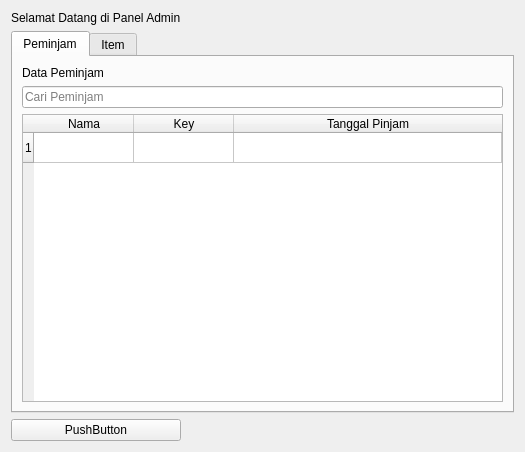
First picture: the form in Ui/admin.ui, repository vrw93/Inventory-App, before the edit.
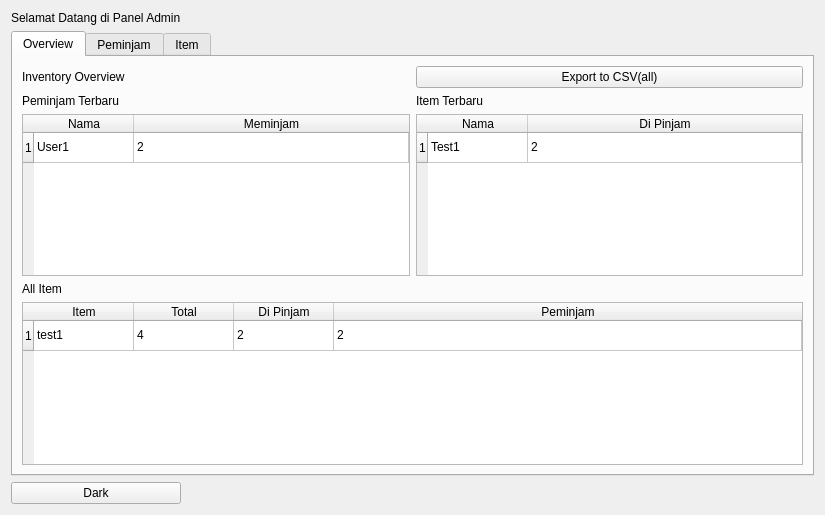
Second picture: the form after the edit.

Commit message: Add Export CSV Feature

```diff
--- a/Ui/admin.ui
+++ b/Ui/admin.ui
@@ -6,8 +6,8 @@
    <rect>
     <x>0</x>
     <y>0</y>
-    <width>525</width>
-    <height>452</height>
+    <width>825</width>
+    <height>515</height>
    </rect>
   </property>
   <property name="windowTitle">
@@ -26,6 +26,158 @@
      <property name="currentIndex">
       <number>0</number>
      </property>
+     <widget class="QWidget" name="tabOverview">
+      <attribute name="title">
+       <string>Overview</string>
+      </attribute>
+      <layout class="QGridLayout" name="gridLayout_4">
+       <item row="2" column="0">
+        <widget class="QLabel" name="label_5">
+         <property name="text">
+          <string>Peminjam Terbaru</string>
+         </property>
+        </widget>
+       </item>
+       <item row="4" column="0">
+        <widget class="QLabel" name="label_4">
+         <property name="text">
+          <string>All Item</string>
+         </property>
+        </widget>
+       </item>
+       <item row="2" column="1">
+        <widget class="QLabel" name="label_6">
+         <property name="text">
+          <string>Item Terbaru</string>
+         </property>
+        </widget>
+       </item>
+       <item row="1" column="0">
+        <widget class="QLabel" name="label_3">
+         <property name="text">
+          <string>Inventory Overview</string>
+         </property>
+        </widget>
+       </item>
+       <item row="1" column="1">
+        <widget class="QPushButton" name="ExportCSVBtn">
+         <property name="text">
+          <string>Export to CSV(all)</string>
+         </property>
+        </widget>
+       </item>
+       <item row="5" column="0" colspan="2">
+        <widget class="QTableWidget" name="OverviewTable">
+         <attribute name="horizontalHeaderMinimumSectionSize">
+          <number>40</number>
+         </attribute>
+         <attribute name="horizontalHeaderStretchLastSection">
+          <bool>true</bool>
+         </attribute>
+         <attribute name="verticalHeaderStretchLastSection">
+          <bool>false</bool>
+         </attribute>
+         <row/>
+         <column>
+          <property name="text">
+           <string>Item</string>
+          </property>
+         </column>
+         <column>
+          <property name="text">
+           <string>Total</string>
+          </property>
+         </column>
+         <column>
+          <property name="text">
+           <string>Di Pinjam</string>
+          </property>
+         </column>
+         <column>
+          <property name="text">
+           <string>Peminjam</string>
+          </property>
+         </column>
+         <item row="0" column="0">
+          <property name="text">
+           <string>test1</string>
+          </property>
+         </item>
+         <item row="0" column="1">
+          <property name="text">
+           <string>4</string>
+          </property>
+         </item>
+         <item row="0" column="2">
+          <property name="text">
+           <string>2</string>
+          </property>
+         </item>
+         <item row="0" column="3">
+          <property name="text">
+           <string>2</string>
+          </property>
+         </item>
+        </widget>
+       </item>
+       <item row="3" column="0">
+        <widget class="QTableWidget" name="CurrentBorrowerTab">
+         <attribute name="horizontalHeaderStretchLastSection">
+          <bool>true</bool>
+         </attribute>
+         <row/>
+         <column>
+          <property name="text">
+           <string>Nama</string>
+          </property>
+         </column>
+         <column>
+          <property name="text">
+           <string>Meminjam</string>
+          </property>
+         </column>
+         <item row="0" column="0">
+          <property name="text">
+           <string>User1</string>
+          </property>
+         </item>
+         <item row="0" column="1">
+          <property name="text">
+           <string>2</string>
+          </property>
+         </item>
+        </widget>
+       </item>
+       <item row="3" column="1">
+        <widget class="QTableWidget" name="CurrentItemTab">
+         <attribute name="horizontalHeaderStretchLastSection">
+          <bool>true</bool>
+         </attribute>
+         <row/>
+         <column>
+          <property name="text">
+           <string>Nama</string>
+          </property>
+         </column>
+         <column>
+          <property name="text">
+           <string>Di Pinjam</string>
+          </property>
+         </column>
+         <item row="0" column="0">
+          <property name="text">
+           <string>Test1</string>
+          </property>
+         </item>
+         <item row="0" column="1">
+          <property name="text">
+           <string>2</string>
+          </property>
+         </item>
+        </widget>
+       </item>
+      </layout>
+     </widget>
      <widget class="QWidget" name="PeminjamTab">
       <attribute name="title">
        <string extracomment="Data-Data Peminjam">Peminjam</string>
@@ -139,7 +291,7 @@
    <item row="3" column="0">
     <widget class="QPushButton" name="ThemeSwitcher">
      <property name="text">
-      <string>PushButton</string>
+      <string>Dark</string>
      </property>
     </widget>
    </item>
```
The commit also changes 2 other files.
